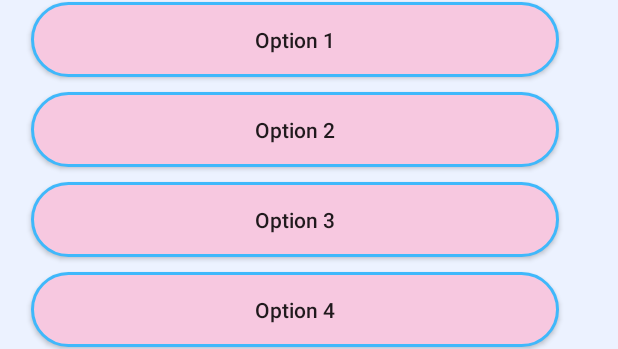
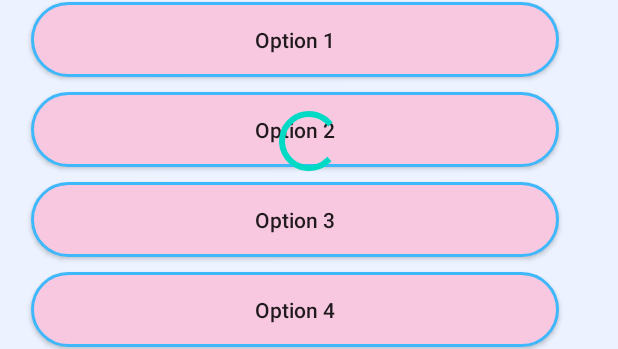
Before and after one commit to SofiMovsesyan/LearnEnglish, an Android app: the layout activity_quiz_tenses.xml on its own in the app's theme, with its tools: preview values and no code run, on a phone screen of 412 x 824 dp. Shown: the part 477-826 px from the top of the screen. Run offline under Robolectric (Android 15) with nearby library versions, the phone set to English and light mode, and no system bars.

Commit message:
Quiz working with Firebase

```diff
--- a/Learn_English/app/src/main/res/layout/activity_quiz_tenses.xml
+++ b/Learn_English/app/src/main/res/layout/activity_quiz_tenses.xml
@@ -128,5 +128,14 @@
             android:background="@drawable/rounded_borders_question"/>
     </LinearLayout>
 
+    <ProgressBar
+        android:id="@+id/progressBar2"
+        style="?android:attr/progressBarStyle"
+        android:layout_width="match_parent"
+        android:layout_height="wrap_content"
+        app:layout_constraintStart_toStartOf="parent"
+        app:layout_constraintEnd_toEndOf="parent"
+        app:layout_constraintTop_toTopOf="parent"
+        app:layout_constraintBottom_toBottomOf="parent"/>
 
 </androidx.constraintlayout.widget.ConstraintLayout>
```
Also changed, not shown: Learn_English/app/src/main/java/com/example/learn_english/QuizActivityTenses.java (+31 -33 lines).
